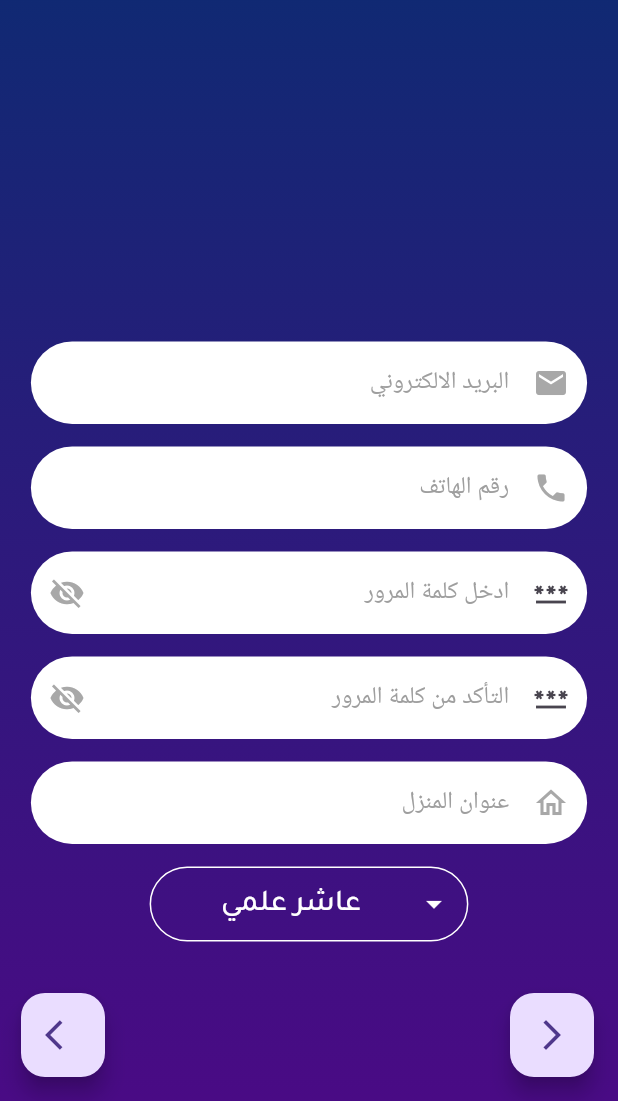
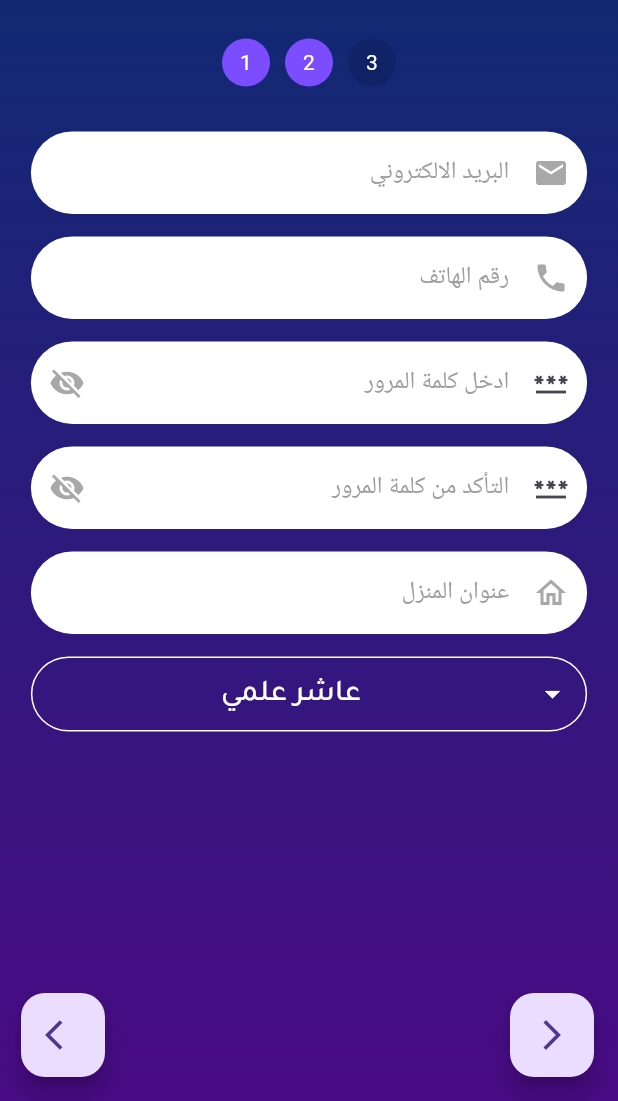
Before and after one commit to hadeelkibreet/AlnourSchool, a Flutter app: the NewStudent screen opened directly, after a tap on the "arrow forward ios" icon, on a phone screen of 412 x 824 dp, the part 135-1236 px from its top. Run offline on Flutter 3.47's test engine with Material 2 defaults, Android fonts, the phone set to English and light mode, and no system bars; our stand-ins replace firebase_auth, firebase_core, flutter_map, flutter_riverpod, image_picker, latlong2; accounts and stored records are empty.

Commit message:
update student form

```diff
--- a/lib/core/auth/new_student.dart
+++ b/lib/core/auth/new_student.dart
@@ -5,6 +5,7 @@ import 'package:image_picker/image_picker.dart';
 import 'package:intl/intl.dart';
 
 import '../../constants/constants/backgroundimage.dart';
+import '../../constants/constants/circle.dart';
 import '../../constants/constants/images.dart';
 
 class NewStudent extends StatefulWidget {
@@ -63,7 +64,11 @@ class _NewStudentState extends State<NewStudent> {
   Widget build(BuildContext context) {
     return SafeArea(
       child: Scaffold(
-          body: Stack(
+          body: GestureDetector(
+            onTap: () {
+              FocusScope.of(context).requestFocus(FocusNode());
+            },
+            child: Stack(
               children: [
                 BackGroundImage(),
                 Column(
@@ -95,44 +100,47 @@ class _NewStudentState extends State<NewStudent> {
                                 ),
                               ],
                             ),
-                          // SizedBox(
-                          //   height: 20,
-                          // ),
-                          // Row(
-                          //   mainAxisSize: MainAxisSize.min,
-                          //   children: [
-                          //     CircleWithNumber(
-                          //         number: 1,
-                          //         radius: _currentPageIndex >= 0 ? 16 : 20,
-                          //         color: _currentPageIndex >= 0
-                          //             ? Colors.deepPurpleAccent
-                          //             : Colors.black12,
-                          //         textStyle: TextStyle()),
-                          //     SizedBox(
-                          //       width: 10,
-                          //     ),
-                          //     CircleWithNumber(
-                          //         number: 2,
-                          //         radius: _currentPageIndex >= 0 ? 16 : 20,
-                          //         color: _currentPageIndex >= 1
-                          //             ? Colors.deepPurpleAccent
-                          //             : Colors.black12,
-                          //         textStyle: TextStyle()),
-                          //     SizedBox(
-                          //       width: 10,
-                          //     ),
-                          //     CircleWithNumber(
-                          //         number: 3,
-                          //         radius: _currentPageIndex >= 0 ? 16 : 20,
-                          //         color: _currentPageIndex >= 2
-                          //             ? Colors.deepPurpleAccent
-                          //             : Colors.black12,
-                          //         textStyle: TextStyle()),
-                          //   ],
-                          // ),
+                            SizedBox(
+                              height: 20,
+                            ),
+                            Row(
+                              mainAxisSize: MainAxisSize.min,
+                              children: [
+                                CircleWithNumber(
+                                    number: 1,
+                                    radius: _currentPageIndex >= 0 ? 16 : 20,
+                                    color: _currentPageIndex >= 0
+                                        ? Colors.deepPurpleAccent
+                                        : Colors.black12,
+                                    textStyle: TextStyle()),
+                                SizedBox(
+                                  width: 10,
+                                ),
+                                CircleWithNumber(
+                                    number: 2,
+                                    radius: _currentPageIndex >= 0 ? 16 : 20,
+                                    color: _currentPageIndex >= 1
+                                        ? Colors.deepPurpleAccent
+                                        : Colors.black12,
+                                    textStyle: TextStyle()),
+                                SizedBox(
+                                  width: 10,
+                                ),
+                                CircleWithNumber(
+                                    number: 3,
+                                    radius: _currentPageIndex >= 0 ? 16 : 20,
+                                    color: _currentPageIndex >= 2
+                                        ? Colors.deepPurpleAccent
+                                        : Colors.black12,
+                                    textStyle: TextStyle()),
+                              ],
+                            ),
                           ],
                         ),
                       ),
+                    ),
+                    const SizedBox(
+                      height: 20,
                     ),
                     Expanded(
                       child: SingleChildScrollView(
@@ -141,6 +149,7 @@ class _NewStudentState extends State<NewStudent> {
                           child: Container(
                             height: MediaQuery.of(context).size.height,
                             child: PageView(
+                              physics: NeverScrollableScrollPhysics(),
                               controller: _pageController,
                               onPageChanged: (index) {
                                 setState(() {
@@ -158,7 +167,8 @@ class _NewStudentState extends State<NewStudent> {
                                             mathernameController,
                                         sexController: sexController,
                                         ageController: ageController,
-                                      lastnameController: lastnameController)),
+                                        lastnameController:
+                                            lastnameController)),
                                 Center(
                                     child: Step1(
                                         emailController: emailController,
@@ -179,23 +189,24 @@ class _NewStudentState extends State<NewStudent> {
                 ),
               ],
             ),
-          floatingActionButton: Padding(
-            padding: const EdgeInsets.only(left: 30),
-            child: Row(
+          ),
+          floatingActionButton: Row(
             mainAxisAlignment: MainAxisAlignment.spaceBetween,
             children: [
               _currentPageIndex == 0
                   ? SizedBox()
-                    : FloatingActionButton(
+                  : Padding(
+                      padding: const EdgeInsets.only(left: 30),
+                      child: FloatingActionButton(
                         onPressed: _previousPage,
                         child: Icon(Icons.arrow_back_ios),
+                      ),
                     ),
               FloatingActionButton(
                 onPressed: _nextPage,
                 child: Icon(Icons.arrow_forward_ios),
               ),
             ],
-            ),
           )),
     );
   }
@@ -224,7 +235,6 @@ class Step0 extends StatelessWidget {
     return Container(
       width: MediaQuery.of(context).size.width * 0.9,
       child: Column(
-        mainAxisAlignment: MainAxisAlignment.center,
         children: [
           TextField(
             controller: nameController,
@@ -476,7 +486,6 @@ class _Step1State extends State<Step1> {
     return Container(
       width: MediaQuery.of(context).size.width * 0.9,
       child: Column(
-        mainAxisAlignment: MainAxisAlignment.center,
         children: [
           TextField(
             controller: widget.emailController,
@@ -606,12 +615,14 @@ class _Step1State extends State<Step1> {
             height: 15,
           ),
           Container(
+            width: MediaQuery.of(context).size.width,
             padding: EdgeInsets.symmetric(horizontal: 10),
             decoration: BoxDecoration(
               border: Border.all(color: Colors.white, width: 1),
               borderRadius: BorderRadius.circular(30),
             ),
             child: DropdownButton<String>(
+              isExpanded: true,
               alignment: AlignmentDirectional.center,
               value: selectedSemester,
               hint: Text('اختر الفصل الدراسي'),
@@ -630,9 +641,11 @@ class _Step1State extends State<Step1> {
               ].map<DropdownMenuItem<String>>((String value) {
                 return DropdownMenuItem<String>(
                   value: value,
+                  child: Center(
                     child: Text(
                       value,
                       style: TextStyle(color: Colors.white),
+                    ),
                   ),
                 );
               }).toList(),
@@ -701,63 +714,22 @@ class _Step2State extends State<Step2> {
   Widget build(BuildContext context) {
     return Center(
       child: Column(
-        mainAxisAlignment: MainAxisAlignment.center,
         crossAxisAlignment: CrossAxisAlignment.end,
         children: <Widget>[
-          ElevatedButton(
+          Row(
+            children: [
+              Expanded(
+                child: ElevatedButton(
                   onPressed: () => _pickImage(ImageSource.gallery, 'profile'),
-            child: Text('تحميل الصورة الشخصية'),
-          ),
-          SizedBox(
-            height: 15,
-          ),
+                  child: Column(
+                    crossAxisAlignment: CrossAxisAlignment.end,
+                    children: [
+                      Text('تحميل الصورة الشخصية'),
                       if (_profileImageName != null)
                         Text(
                           _profileImageName!,
                           style: TextStyle(
-                color: Colors.white70,
-                fontFamily: 'boutros',
-                fontSize: 16,
-              ),
-              overflow: TextOverflow.ellipsis,
-              maxLines: 1,
-            ),
-          SizedBox(
-            height: 25,
-          ),
-          ElevatedButton(
-            onPressed: () => _pickImage(ImageSource.gallery, 'id'),
-            child: Text('تحميل صورة الهوية الضخصية'),
-          ),
-          SizedBox(
-            height: 15,
-          ),
-          if (_idImageName != null)
-            Text(
-              _idImageName!,
-              style: TextStyle(
-                color: Colors.white70,
-                fontFamily: 'boutros',
-                fontSize: 16,
-              ),
-              overflow: TextOverflow.ellipsis,
-              maxLines: 1,
-            ),
-          SizedBox(
-            height: 25,
-          ),
-          ElevatedButton(
-            onPressed: () => _pickImage(ImageSource.gallery, 'certificate'),
-            child: Text(' تحميل صورة الشهادة التي تسبق المرحلة الدراسية'),
-          ),
-          SizedBox(
-            height: 15,
-          ),
-          if (_certificateImageName != null)
-            Text(
-              _certificateImageName!,
-              style: TextStyle(
-                color: Colors.white70,
+                            color: Colors.black,
                             fontFamily: 'boutros',
                             fontSize: 16,
                           ),
@@ -766,6 +738,71 @@ class _Step2State extends State<Step2> {
                         ),
                     ],
                   ),
+                ),
+              ),
+            ],
+          ),
+          SizedBox(
+            height: 15,
+          ),
+          Row(
+            children: [
+              Expanded(
+                child: ElevatedButton(
+                  onPressed: () => _pickImage(ImageSource.gallery, 'id'),
+                  child: Column(
+                    crossAxisAlignment: CrossAxisAlignment.end,
+                    children: [
+                      Text('تحميل صورة الهوية الشخصية'),
+                      if (_idImageName != null)
+                        Text(
+                          _idImageName!,
+                          style: TextStyle(
+                            color: Colors.black,
+                            fontFamily: 'boutros',
+                            fontSize: 16,
+                          ),
+                          overflow: TextOverflow.ellipsis,
+                          maxLines: 1,
+                        ),
+                    ],
+                  ),
+                ),
+              ),
+            ],
+          ),
+          SizedBox(
+            height: 25,
+          ),
+          Row(
+            children: [
+              Expanded(
+                child: ElevatedButton(
+                  onPressed: () =>
+                      _pickImage(ImageSource.gallery, 'certificate'),
+                  child: Column(
+                    crossAxisAlignment: CrossAxisAlignment.end,
+                    children: [
+                      Text(' تحميل صورة الشهادة التي تسبق المرحلة الدراسية'),
+                      if (_certificateImageName != null)
+                        Text(
+                          _certificateImageName!,
+                          style: TextStyle(
+                            color: Colors.black,
+                            fontFamily: 'boutros',
+                            fontSize: 16,
+                          ),
+                          overflow: TextOverflow.ellipsis,
+                          maxLines: 1,
+                        ),
+                    ],
+                  ),
+                ),
+              ),
+            ],
+          ),
+        ],
+      ),
     );
   }
 }
```
Lines whose indentation alone changed are shown as unchanged.
